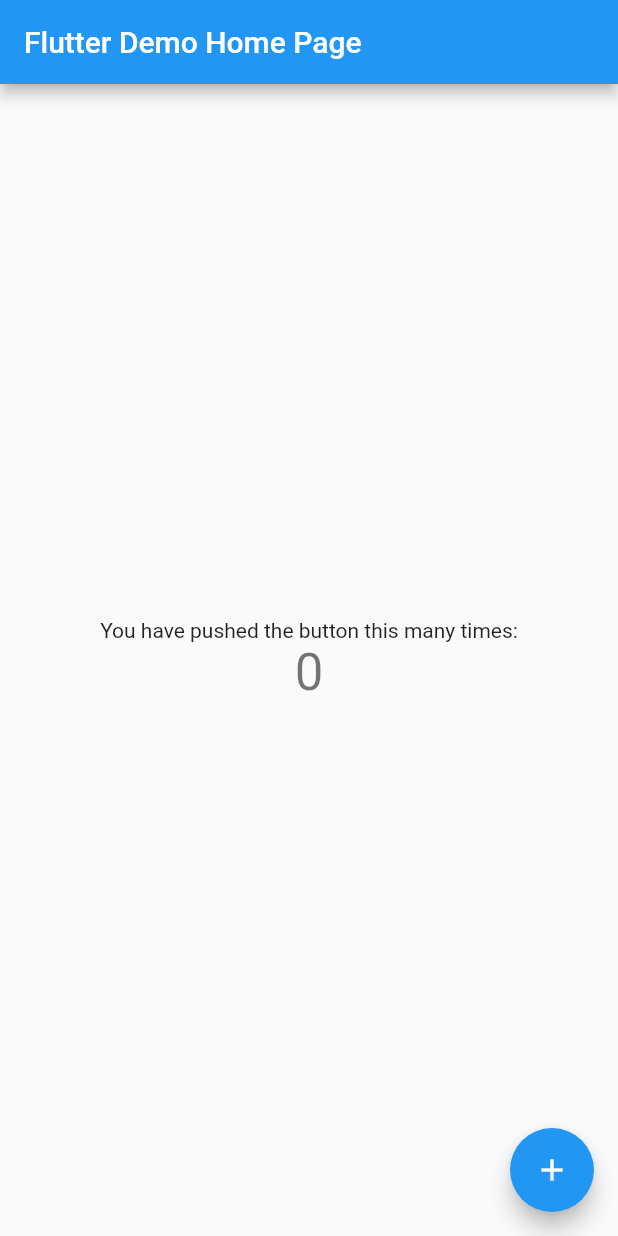
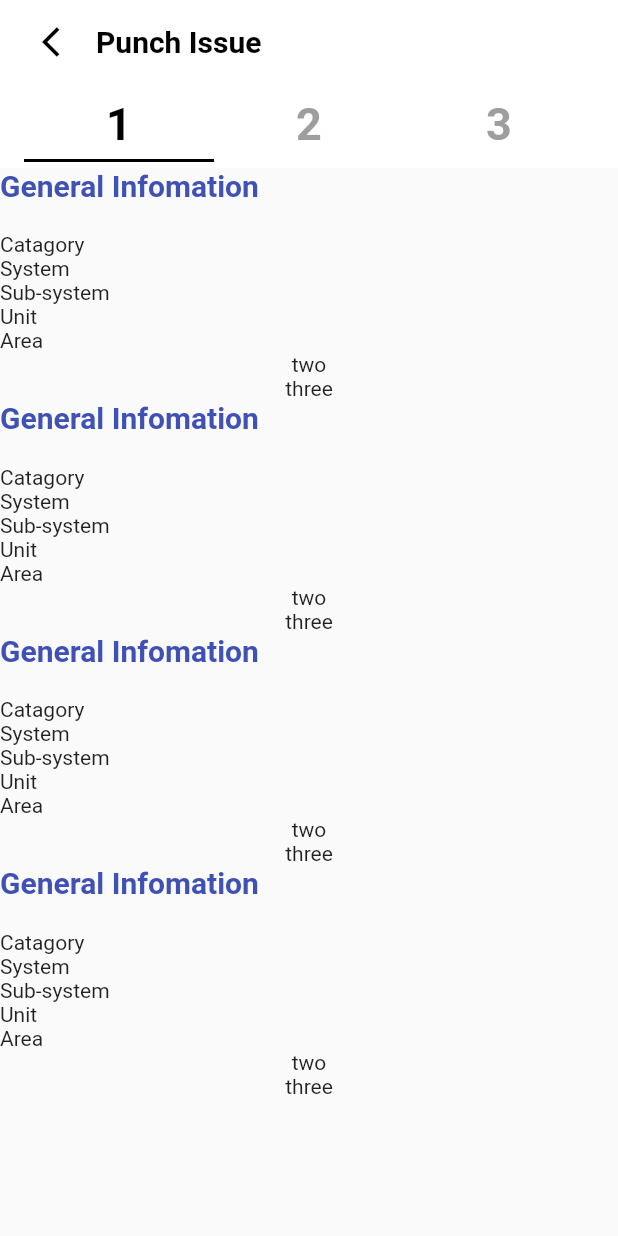
Before and after one commit to leejaehee1/flutter, a Flutter app: the screen it shows after launch, on a phone screen of 412 x 824 dp. Run offline on Flutter 3.47's test engine with Material 2 defaults, Android fonts, the phone set to English and light mode, and no system bars; missing offline and left inert: dart:ffi.

Commit message:
add flutter_sliver

```diff
--- a/flutter_test/lib/main.dart
+++ b/flutter_test/lib/main.dart
@@ -1,4 +1,6 @@
 import 'package:flutter/material.dart';
+
+import 'src/sliver_page.dart';
 
 void main() {
   runApp(MyApp());
@@ -10,104 +12,11 @@ class MyApp extends StatelessWidget {
   Widget build(BuildContext context) {
     return MaterialApp(
       title: 'Flutter Demo',
+      debugShowCheckedModeBanner: false,
       theme: ThemeData(
-        // This is the theme of your application.
-        //
-        // Try running your application with "flutter run". You'll see the
-        // application has a blue toolbar. Then, without quitting the app, try
-        // changing the primarySwatch below to Colors.green and then invoke
-        // "hot reload" (press "r" in the console where you ran "flutter run",
-        // or simply save your changes to "hot reload" in a Flutter IDE).
-        // Notice that the counter didn't reset back to zero; the application
-        // is not restarted.
         primarySwatch: Colors.blue,
       ),
-      home: MyHomePage(title: 'Flutter Demo Home Page'),
+      home: SliverPage(),
     );
   }
 }
-
-class MyHomePage extends StatefulWidget {
-  MyHomePage({Key? key, required this.title}) : super(key: key);
-
-  // This widget is the home page of your application. It is stateful, meaning
-  // that it has a State object (defined below) that contains fields that affect
-  // how it looks.
-
-  // This class is the configuration for the state. It holds the values (in this
-  // case the title) provided by the parent (in this case the App widget) and
-  // used by the build method of the State. Fields in a Widget subclass are
-  // always marked "final".
-
-  final String title;
-
-  @override
-  _MyHomePageState createState() => _MyHomePageState();
-}
-
-class _MyHomePageState extends State<MyHomePage> {
-  int _counter = 0;
-
-  void _incrementCounter() {
-    setState(() {
-      // This call to setState tells the Flutter framework that something has
-      // changed in this State, which causes it to rerun the build method below
-      // so that the display can reflect the updated values. If we changed
-      // _counter without calling setState(), then the build method would not be
-      // called again, and so nothing would appear to happen.
-      _counter++;
-    });
-  }
-
-  @override
-  Widget build(BuildContext context) {
-    // This method is rerun every time setState is called, for instance as done
-    // by the _incrementCounter method above.
-    //
-    // The Flutter framework has been optimized to make rerunning build methods
-    // fast, so that you can just rebuild anything that needs updating rather
-    // than having to individually change instances of widgets.
-    return Scaffold(
-      appBar: AppBar(
-        // Here we take the value from the MyHomePage object that was created by
-        // the App.build method, and use it to set our appbar title.
-        title: Text(widget.title),
-      ),
-      body: Center(
-        // Center is a layout widget. It takes a single child and positions it
-        // in the middle of the parent.
-        child: Column(
-          // Column is also a layout widget. It takes a list of children and
-          // arranges them vertically. By default, it sizes itself to fit its
-          // children horizontally, and tries to be as tall as its parent.
-          //
-          // Invoke "debug painting" (press "p" in the console, choose the
-          // "Toggle Debug Paint" action from the Flutter Inspector in Android
-          // Studio, or the "Toggle Debug Paint" command in Visual Studio Code)
-          // to see the wireframe for each widget.
-          //
-          // Column has various properties to control how it sizes itself and
-          // how it positions its children. Here we use mainAxisAlignment to
-          // center the children vertically; the main axis here is the vertical
-          // axis because Columns are vertical (the cross axis would be
-          // horizontal).
-          mainAxisAlignment: MainAxisAlignment.center,
-          children: <Widget>[
-            Text(
-              'You have pushed the button this many times:',
-            ),
-            Text(
-              '$_counter',
-              style: Theme.of(context).textTheme.headline4,
-            ),
-          ],
-        ),
-      ),
-      floatingActionButton: FloatingActionButton(
-        onPressed: _incrementCounter,
-        tooltip: 'Increment',
-        child: Icon(Icons.add),
-      ), // This trailing comma makes auto-formatting nicer for build methods.
-    );
-  }
-}
--- /dev/null
+++ b/flutter_test/lib/src/components/sliver_appbar.dart
@@ -0,0 +1,27 @@
+import 'package:flutter/material.dart';
+
+class CatalogAppBar extends StatelessWidget {
+  @override
+  Widget build(BuildContext context) {
+    return Container(
+      height: 50,
+      child: Row(
+        children: [
+          IconButton(
+            color: Colors.black,
+            onPressed: () {},
+            icon: const Icon(Icons.arrow_back_ios),
+          ),
+          Text(
+            'Punch Issue',
+            style: TextStyle(
+              fontWeight: FontWeight.bold,
+              color: Colors.black,
+              fontSize: 20,
+            ),
+          ),
+        ],
+      ),
+    );
+  }
+}
--- /dev/null
+++ b/flutter_test/lib/src/components/sliver_tabbar.dart
@@ -0,0 +1,54 @@
+import 'package:flutter/material.dart';
+
+class CatalogTabBar extends StatelessWidget {
+  final TabController tabController;
+  // final Function onTap;
+
+  const CatalogTabBar({
+    Key? key,
+    required this.tabController,
+    // required this.onTap,
+  }) : super(key: key);
+
+  @override
+  Widget build(BuildContext context) {
+    return TabBar(
+      // onTap: onTap(),
+      controller: tabController,
+      labelColor: Colors.black,
+      indicatorColor: Colors.black,
+      indicatorWeight: 2.0,
+      unselectedLabelColor: Colors.grey,
+      labelPadding: const EdgeInsets.symmetric(horizontal: 10),
+      tabs: const <Widget>[
+        Tab(
+          child: Text(
+            "1",
+            style: TextStyle(
+              fontSize: 30,
+              fontWeight: FontWeight.w600,
+            ),
+          ),
+        ),
+        Tab(
+          child: Text(
+            "2",
+            style: TextStyle(
+              fontSize: 30,
+              fontWeight: FontWeight.w600,
+            ),
+          ),
+        ),
+        Tab(
+          child: Text(
+            "3",
+            style: TextStyle(
+              fontSize: 30,
+              fontWeight: FontWeight.w600,
+            ),
+          ),
+        ),
+      ],
+    );
+  }
+}
--- /dev/null
+++ b/flutter_test/lib/src/copy/sliver_tabbar copy.dart
@@ -0,0 +1,63 @@
+import 'package:flutter/material.dart';
+
+class CatalogTabBar extends StatefulWidget {
+  const CatalogTabBar({Key? key}) : super(key: key);
+
+  @override
+  State<CatalogTabBar> createState() => _CatalogTabBarState();
+}
+
+/// This is the private State class that goes with MyStatefulWidget.
+/// AnimationControllers can be created with `vsync: this` because of TickerProviderStateMixin.
+class _CatalogTabBarState extends State<CatalogTabBar>
+    with TickerProviderStateMixin {
+  late final TabController tabController;
+  late final Function onTap;
+
+  @override
+  void initState() {
+    tabController = TabController(length: 3, vsync: this);
+    super.initState();
+  }
+
+  @override
+  Widget build(BuildContext context) {
+    return TabBar(
+      controller: tabController,
+      labelColor: Colors.black,
+      indicatorColor: Colors.black,
+      indicatorWeight: 2.0,
+      unselectedLabelColor: Colors.grey,
+      labelPadding: const EdgeInsets.symmetric(horizontal: 10),
+      tabs: const <Widget>[
+        Tab(
+          child: Text(
+            "1",
+            style: TextStyle(
+              fontSize: 30,
+              fontWeight: FontWeight.w600,
+            ),
+          ),
+        ),
+        Tab(
+          child: Text(
+            "2",
+            style: TextStyle(
+              fontSize: 30,
+              fontWeight: FontWeight.w600,
+            ),
+          ),
+        ),
+        Tab(
+          child: Text(
+            "3",
+            style: TextStyle(
+              fontSize: 30,
+              fontWeight: FontWeight.w600,
+            ),
+          ),
+        ),
+      ],
+    );
+  }
+}
--- /dev/null
+++ b/flutter_test/lib/src/sliver_page.dart
@@ -0,0 +1,159 @@
+import 'dart:ffi';
+
+import 'package:flutter/material.dart';
+import 'package:list_view/src/components/sliver_appbar.dart';
+
+import 'components/sliver_tabbar.dart';
+
+class SliverPage extends StatefulWidget {
+  const SliverPage({Key? key}) : super(key: key);
+
+  @override
+  _SliverPageState createState() => _SliverPageState();
+}
+
+class _SliverPageState extends State<SliverPage> with TickerProviderStateMixin {
+  late TabController _tabController;
+
+  @override
+  void initState() {
+    _tabController = TabController(length: 3, vsync: this);
+    super.initState();
+  }
+
+  @override
+  Widget build(BuildContext context) {
+    return Scaffold(
+      body: CustomScrollView(
+        slivers: <Widget>[
+          SliverAppBar(
+            // expandedHeight: 100,
+            floating: true,
+            pinned: true,
+            backgroundColor: Colors.white,
+            title: CatalogAppBar(),
+          ),
+          SliverAppBar(
+            elevation: 0,
+            pinned: true,
+            // titleSpacing: 0,
+            backgroundColor: Colors.white,
+            title: CatalogTabBar(
+              tabController: _tabController,
+              // onTap: ,
+            ),
+          ),
+          // SliverToBoxAdapter(
+          //   child: Container(
+          //     width: double.infinity,
+          //     height: 60,
+          //     color: Colors.yellow,
+          //     child: Align(
+          //       alignment: Alignment.center,
+          //       child: Text(
+          //         'yellow',
+          //         style: TextStyle(
+          //           fontSize: 20,
+          //           fontWeight: FontWeight.bold,
+          //         ),
+          //       ),
+          //     ),
+          //   ),
+          // ),
+          SliverList(
+              delegate: SliverChildBuilderDelegate(
+            (BuildContext context, int idx) {
+              return Container(
+                  child: Column(
+                children: [
+                  _buildA(),
+                  _buildB(),
+                  _buildC(),
+                ],
+              ));
+            },
+            childCount: 4,
+          ))
+        ],
+      ),
+    );
+  }
+
+  Widget _buildA() {
+    return Column(
+      crossAxisAlignment: CrossAxisAlignment.start,
+      children: [
+        // _header(),
+        _texttitle('General Infomation'),
+        SizedBox(
+          height: 20,
+        ),
+        _catalog('Catagory'),
+        _catalog('System'),
+        _catalog('Sub-system'),
+        _catalog('Unit'),
+        _catalog('Area'),
+        Row(
+          children: [],
+        )
+      ],
+    );
+  }
+
+  Widget _buildB() {
+    return Container(
+      child: Text('two'),
+    );
+  }
+
+  Widget _buildC() {
+    return Container(
+      child: Text('three'),
+    );
+  }
+
+  Widget _header() {
+    return Container(
+      padding: const EdgeInsets.all(15),
+      child: Row(
+        mainAxisAlignment: MainAxisAlignment.spaceBetween,
+        children: [
+          Row(
+            children: [
+              Icon(
+                Icons.arrow_back_ios,
+                color: Colors.black,
+              ),
+              Text(
+                'Punch Issue',
+                style: TextStyle(fontSize: 20, color: Colors.black),
+              ),
+            ],
+          ),
+        ],
+      ),
+    );
+  }
+
+  Widget _texttitle(String title) {
+    return Text(
+      title,
+      style: TextStyle(
+        fontSize: 20,
+        fontWeight: FontWeight.bold,
+        color: Colors.indigo,
+      ),
+    );
+  }
+
+  Widget _catalog(String title) {
+    return Row(
+      children: [
+        SizedBox(
+          width: 100,
+          child: Text(title),
+        ),
+      ],
+    );
+  }
+}
--- a/flutter_test/pubspec.yaml
+++ b/flutter_test/pubspec.yaml
@@ -28,6 +28,7 @@ dependencies:
   # The following adds the Cupertino Icons font to your application.
   # Use with the CupertinoIcons class for iOS style icons.
   cupertino_icons: ^1.0.2
+  # get: ^4.3.4
 
 dev_dependencies:
   flutter_test:
```
Also changed, not shown: flutter_test/lib/src/copy/sliver_tabbar copy 2.dart (added, +52 -0 lines).
